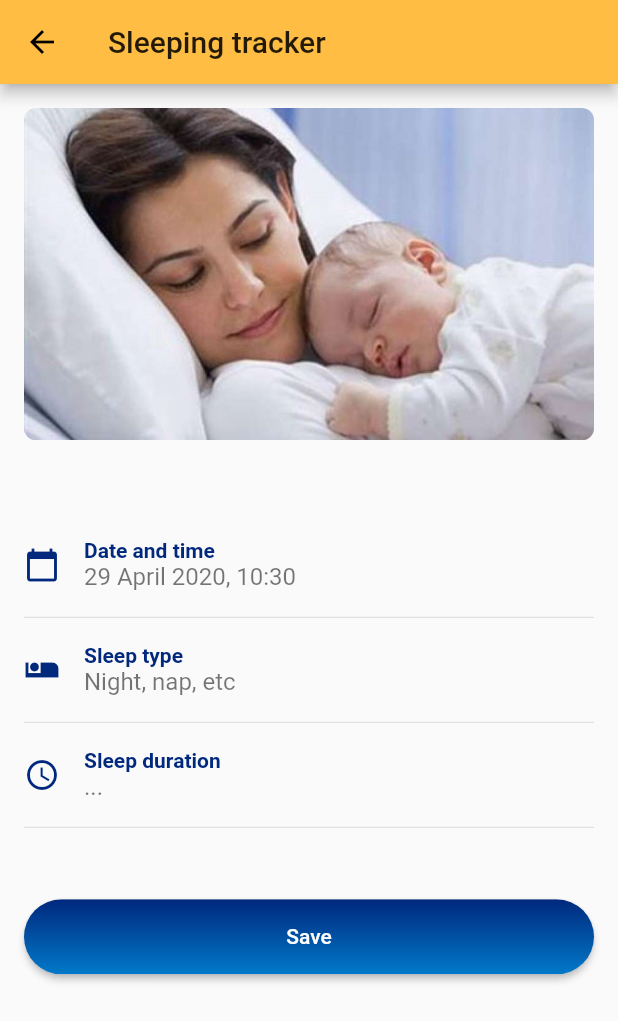
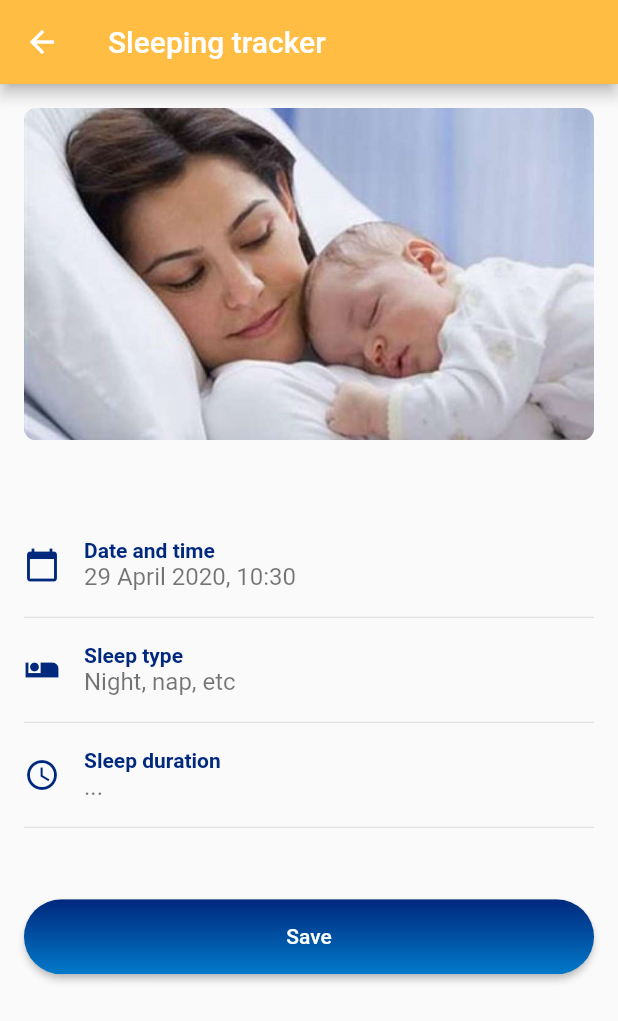
Before and after one commit to Jolcik/RbInternCaseStudy, a Flutter app: the screen it shows after launch, after a tap on "Add new sleeping record", on a phone screen of 412 x 824 dp. Shown: the top 1021 px of the screen. Run offline on Flutter 3.47's test engine with Material 2 defaults, Android fonts, the phone set to English and light mode, and no system bars; our stand-ins replace numberpicker; missing offline and left inert: easy_dialogs.

Commit message:
change AppBar's text and back arrow color to white

```diff
--- a/lib/add_record_page.dart
+++ b/lib/add_record_page.dart
@@ -34,7 +34,15 @@ class AddRecordPageState extends State<AddRecordPage> {
 
     return Scaffold(
         appBar: AppBar(
-          title: Text("Sleeping tracker"),
+          title: Text(
+              "Sleeping tracker",
+            style: TextStyle(
+                color: Colors.white
+            ),
+          ),
+          iconTheme: IconThemeData(
+            color: Colors.white
+          ),
         ),
         body: Container(
           padding: EdgeInsets.all(16.0),
--- a/lib/main.dart
+++ b/lib/main.dart
@@ -62,7 +62,12 @@ class _HomePageState extends State<HomePage> {
   Widget build(BuildContext context) {
     return Scaffold(
       appBar: AppBar(
-        title: Text(widget.title),
+        title: Text(
+            widget.title,
+          style: TextStyle(
+            color: Colors.white
+          ),
+        ),
       ),
       body: ListView(
         padding: EdgeInsets.symmetric(horizontal: 16.0),
```
